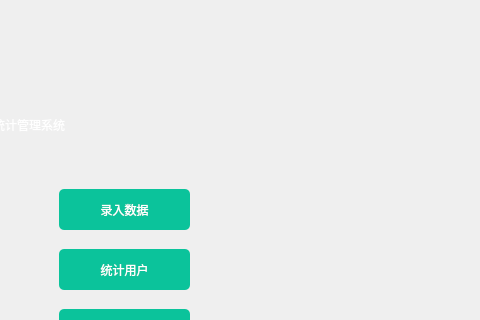
This is ElecSystem/Employee.ui in RongjunZhou/ElecSys as Qt 5 draws it before an edit; both pictures show x 220 to 700 and y 0 to 320 of the 700 by 450 pixel window. The edited form follows.
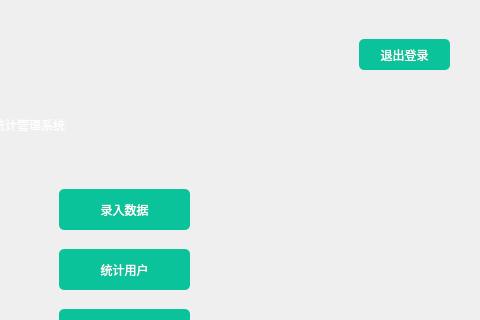
This is the edited form. Icons and pictures are not drawn.

Commit message: 更新了登录界面ui，创建了返回登陆界面的按钮

```diff
--- a/ElecSystem/Employee.ui
+++ b/ElecSystem/Employee.ui
@@ -103,6 +103,22 @@
          <string>录入数据</string>
         </property>
        </widget>
+       <widget class="QPushButton" name="pushButton_6">
+        <property name="geometry">
+         <rect>
+          <x>570</x>
+          <y>30</y>
+          <width>91</width>
+          <height>31</height>
+         </rect>
+        </property>
+        <property name="styleSheet">
+         <string notr="true">font: 10pt &quot;微软雅黑&quot;;</string>
+        </property>
+        <property name="text">
+         <string>退出登录</string>
+        </property>
+       </widget>
       </widget>
       <widget class="QWidget" name="searchpage">
        <widget class="QPushButton" name="pushButton_4">
```
Left out of the diff: 4 changed lines with no effect on the pictures. The commit also changes 21 other files.
